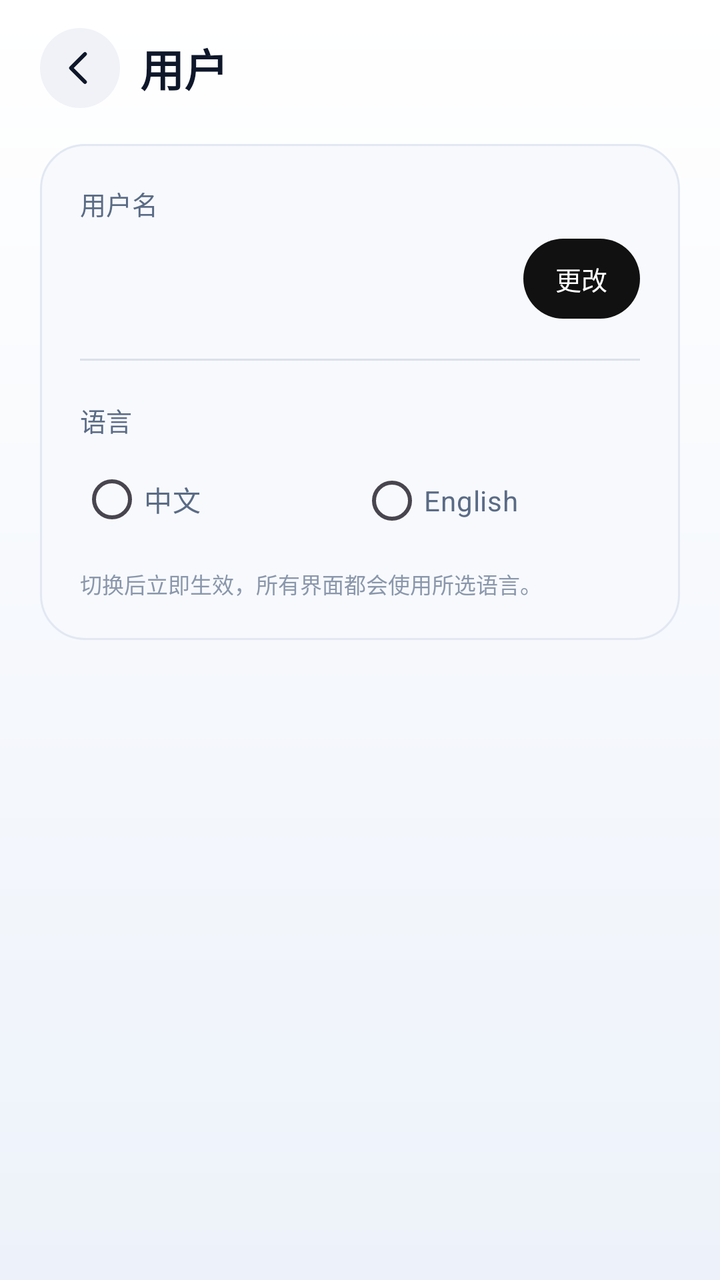
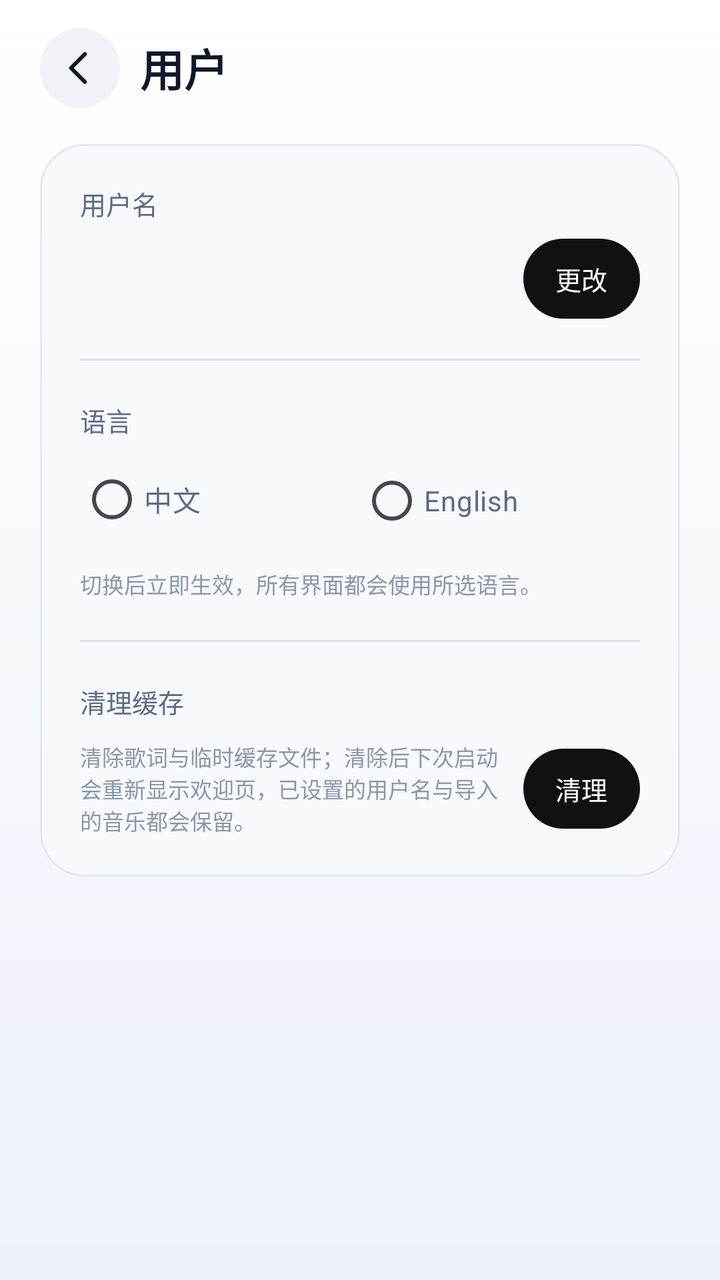

Before-and-after screenshots of an Android layout around one commit, followed by the original layout XML and the change that was made.
<!-- AndroidManifest.xml: application theme Theme.MusicApp -->
<!-- res/layout/activity_user.xml -->
<?xml version="1.0" encoding="utf-8"?>
<FrameLayout xmlns:android="http://schemas.android.com/apk/res/android"
    xmlns:app="http://schemas.android.com/apk/res-auto"
    android:id="@+id/user_root"
    android:layout_width="match_parent"
    android:layout_height="match_parent"
    android:background="@drawable/bg_screen">

    <ScrollView
        android:layout_width="match_parent"
        android:layout_height="match_parent"
        android:fillViewport="true"
        android:scrollbars="none">

        <LinearLayout
            android:layout_width="match_parent"
            android:layout_height="wrap_content"
            android:orientation="vertical"
            android:paddingHorizontal="20dp"
            android:paddingTop="14dp"
            android:paddingBottom="28dp">

            
            <LinearLayout
                android:layout_width="match_parent"
                android:layout_height="wrap_content"
                android:gravity="center_vertical"
                android:orientation="horizontal">

                <ImageButton
                    android:id="@+id/btn_user_back"
                    android:layout_width="40dp"
                    android:layout_height="40dp"
                    android:background="@drawable/bg_icon_button"
                    android:contentDescription="@string/back"
                    android:padding="10dp"
                    android:src="@drawable/ic_back"
                    app:tint="@color/text_primary" />

                <TextView
                    android:id="@+id/tv_user_title"
                    android:layout_width="wrap_content"
                    android:layout_height="wrap_content"
                    android:layout_marginStart="10dp"
                    android:fontFamily="sans-serif-black"
                    android:text="@string/user_title"
                    android:textColor="@color/text_primary"
                    android:textSize="22sp"
                    android:textStyle="bold" />
            </LinearLayout>

            
            <LinearLayout
                android:layout_width="match_parent"
                android:layout_height="wrap_content"
                android:layout_marginTop="18dp"
                android:background="@drawable/bg_card"
                android:orientation="vertical"
                android:paddingHorizontal="20dp"
                android:paddingVertical="20dp">

                <TextView
                    android:layout_width="wrap_content"
                    android:layout_height="wrap_content"
                    android:text="@string/user_name_label"
                    android:textColor="@color/text_secondary"
                    android:textSize="13sp" />

                <LinearLayout
                    android:layout_width="match_parent"
                    android:layout_height="wrap_content"
                    android:layout_marginTop="8dp"
                    android:gravity="center_vertical"
                    android:orientation="horizontal">

                    <TextView
                        android:id="@+id/tv_user_name"
                        android:layout_width="0dp"
                        android:layout_height="wrap_content"
                        android:layout_weight="1"
                        android:ellipsize="end"
                        android:maxLines="1"
                        android:textColor="@color/text_primary"
                        android:textSize="20sp"
                        android:textStyle="bold" />

                    <com.google.android.material.button.MaterialButton
                        android:id="@+id/btn_change_name"
                        android:layout_width="wrap_content"
                        android:layout_height="40dp"
                        android:insetTop="0dp"
                        android:insetBottom="0dp"
                        android:minWidth="0dp"
                        android:paddingHorizontal="16dp"
                        android:text="@string/user_change_name"
                        android:textAllCaps="false"
                        android:textSize="13sp"
                        app:backgroundTint="@color/primary"
                        app:cornerRadius="20dp" />
                </LinearLayout>

                <View
                    android:layout_width="match_parent"
                    android:layout_height="1dp"
                    android:layout_marginTop="20dp"
                    android:background="@color/text_tertiary"
                    android:alpha="0.25" />

                <TextView
                    android:layout_width="wrap_content"
                    android:layout_height="wrap_content"
                    android:layout_marginTop="20dp"
                    android:text="@string/user_language"
                    android:textColor="@color/text_secondary"
                    android:textSize="13sp" />

                <RadioGroup
                    android:id="@+id/rg_language"
                    android:layout_width="match_parent"
                    android:layout_height="wrap_content"
                    android:layout_marginTop="6dp"
                    android:orientation="horizontal">

                    <RadioButton
                        android:id="@+id/rb_language_zh"
                        android:layout_width="0dp"
                        android:layout_height="wrap_content"
                        android:layout_weight="1"
                        android:buttonTint="@color/primary_light"
                        android:text="@string/language_chinese"
                        android:textColor="@color/text_secondary"
                        android:textSize="14sp" />

                    <RadioButton
                        android:id="@+id/rb_language_en"
                        android:layout_width="0dp"
                        android:layout_height="wrap_content"
                        android:layout_weight="1"
                        android:buttonTint="@color/primary_light"
                        android:text="@string/language_english"
                        android:textColor="@color/text_secondary"
                        android:textSize="14sp" />
                </RadioGroup>

                <TextView
                    android:layout_width="match_parent"
                    android:layout_height="wrap_content"
                    android:layout_marginTop="10dp"
                    android:text="@string/user_language_hint"
                    android:textColor="@color/text_tertiary"
                    android:textSize="11sp" />
            </LinearLayout>
        </LinearLayout>
    </ScrollView>
</FrameLayout>
<!-- resources referenced by this layout -->
<resources>
  <color name="primary">#FF111111</color>
  <color name="primary_light">#FF454545</color>
  <color name="text_primary">#FF0F172A</color>
  <color name="text_secondary">#FF5A6B85</color>
  <color name="text_tertiary">#FF8A97AB</color>
  <!-- drawable bg_card (drawable) -->
  <?xml version="1.0" encoding="utf-8"?>
  <shape xmlns:android="http://schemas.android.com/apk/res/android"
      android:shape="rectangle">
      <corners android:radius="22dp" />
      <solid android:color="@color/card_fill" />
      <stroke
          android:width="1dp"
          android:color="@color/card_stroke" />
  </shape>
  <!-- drawable bg_icon_button (drawable) -->
  <?xml version="1.0" encoding="utf-8"?>
  <ripple xmlns:android="http://schemas.android.com/apk/res/android"
      android:color="#33000000">
      <item>
          <shape android:shape="oval">
              <solid android:color="@color/icon_button_bg" />
          </shape>
      </item>
  </ripple>
  <!-- drawable bg_screen (drawable) -->
  <?xml version="1.0" encoding="utf-8"?>
  <shape xmlns:android="http://schemas.android.com/apk/res/android"
      android:shape="rectangle">
      <gradient
          android:angle="270"
          android:endColor="@color/bg_mid"
          android:startColor="@color/bg_deep"
          android:type="linear" />
  </shape>
  <!-- drawable ic_back (drawable) -->
  <vector xmlns:android="http://schemas.android.com/apk/res/android"
      android:width="24dp"
      android:height="24dp"
      android:viewportWidth="24"
      android:viewportHeight="24">
      <path
          android:pathData="M14.5,5 L7.5,12 L14.5,19"
          android:strokeColor="#FFFFFFFF"
          android:strokeLineCap="round"
          android:strokeLineJoin="round"
          android:strokeWidth="1.9" />
  </vector>
  <string name="back">返回</string>
  <string name="language_chinese">中文</string>
  <string name="language_english">English</string>
  <string name="user_change_name">更改</string>
  <string name="user_language">语言</string>
  <string name="user_language_hint">切换后立即生效，所有界面都会使用所选语言。</string>
  <string name="user_name_label">用户名</string>
  <string name="user_title">用户</string>
  <style name="Theme.MusicApp" parent="Base.Theme.MusicApp" />
  <color name="card_fill">#FFF7F9FD</color>
  <color name="card_stroke">#FFE2E8F2</color>
  <color name="icon_button_bg">#FFF0F2F7</color>
  <color name="bg_mid">#FFEDF2FA</color>
  <color name="bg_deep">#FFFFFFFF</color>
  <style name="Base.Theme.MusicApp" parent="Theme.Material3.Light.NoActionBar">
          <item name="colorPrimary">@color/primary</item>
          <item name="colorPrimaryDark">@color/primary_dark</item>
          <item name="colorOnPrimary">@color/white</item>
          <item name="android:windowBackground">@drawable/bg_screen</item>
          <item name="android:statusBarColor">@android:color/transparent</item>
          <item name="android:navigationBarColor">@android:color/transparent</item>
          <item name="android:windowLightStatusBar">true</item>
          <item name="android:windowLightNavigationBar">true</item>
          <item name="android:textColorPrimary">@color/text_primary</item>
          <item name="android:textColorSecondary">@color/text_secondary</item>
      </style>
  <color name="primary_dark">#FF000000</color>
  <color name="white">#FFFFFFFF</color>
</resources>

<!-- the commit's change to res/layout/activity_user.xml (unified diff, before → after) -->
@@ -149,6 +149,52 @@
                     android:text="@string/user_language_hint"
                     android:textColor="@color/text_tertiary"
                     android:textSize="11sp" />
+
+                <View
+                    android:layout_width="match_parent"
+                    android:layout_height="1dp"
+                    android:layout_marginTop="20dp"
+                    android:alpha="0.25"
+                    android:background="@color/text_tertiary" />
+
+                <TextView
+                    android:layout_width="wrap_content"
+                    android:layout_height="wrap_content"
+                    android:layout_marginTop="20dp"
+                    android:text="@string/user_cache"
+                    android:textColor="@color/text_secondary"
+                    android:textSize="13sp" />
+
+                <LinearLayout
+                    android:layout_width="match_parent"
+                    android:layout_height="wrap_content"
+                    android:layout_marginTop="10dp"
+                    android:gravity="center_vertical"
+                    android:orientation="horizontal">
+
+                    <TextView
+                        android:layout_width="0dp"
+                        android:layout_height="wrap_content"
+                        android:layout_weight="1"
+                        android:layout_marginEnd="12dp"
+                        android:text="@string/user_cache_hint"
+                        android:textColor="@color/text_tertiary"
+                        android:textSize="11sp" />
+
+                    <com.google.android.material.button.MaterialButton
+                        android:id="@+id/btn_clear_cache"
+                        android:layout_width="wrap_content"
+                        android:layout_height="40dp"
+                        android:insetTop="0dp"
+                        android:insetBottom="0dp"
+                        android:minWidth="0dp"
+                        android:paddingHorizontal="16dp"
+                        android:text="@string/user_cache_action"
+                        android:textAllCaps="false"
+                        android:textSize="13sp"
+                        app:backgroundTint="@color/primary"
+                        app:cornerRadius="20dp" />
+                </LinearLayout>
             </LinearLayout>
         </LinearLayout>
     </ScrollView>
<!-- resource entries referenced after the edit -->
@@ -51,6 +51,9 @@
   <string name="back">返回</string>
   <string name="language_chinese">中文</string>
   <string name="language_english">English</string>
+  <string name="user_cache">清理缓存</string>
+  <string name="user_cache_action">清理</string>
+  <string name="user_cache_hint">清除歌词与临时缓存文件；清除后下次启动会重新显示欢迎页，已设置的用户名与导入的音乐都会保留。</string>
   <string name="user_change_name">更改</string>
   <string name="user_language">语言</string>
   <string name="user_language_hint">切换后立即生效，所有界面都会使用所选语言。</string>
